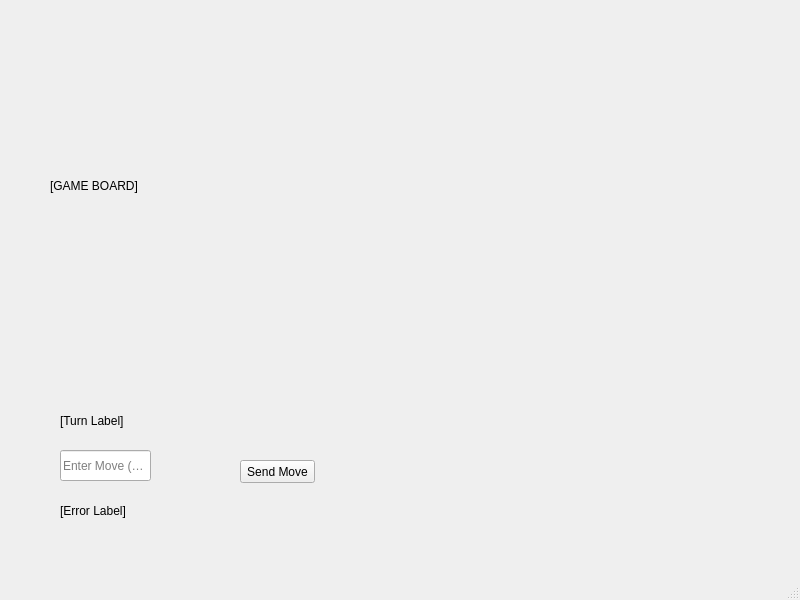
Before: the Qt Designer form Board.ui in qwet11/CS351-Game, drawn with Qt 5.
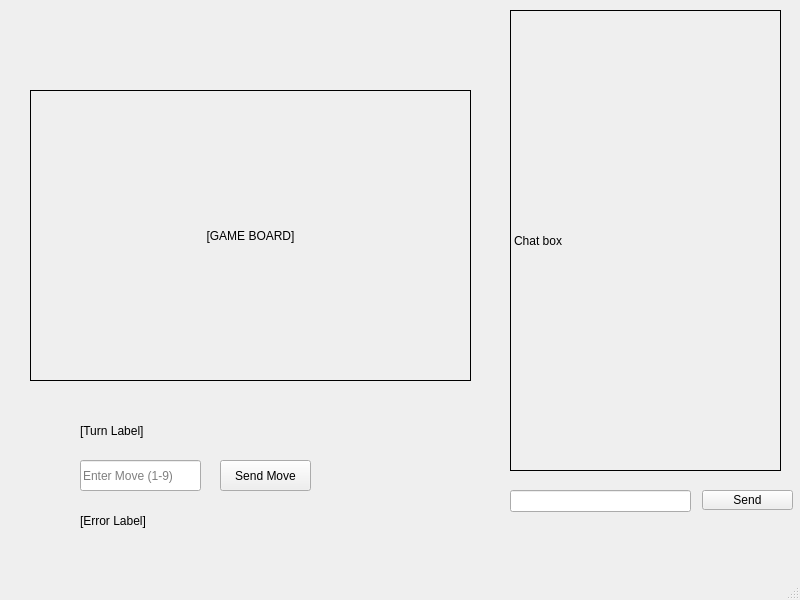
After: the same form once the commit is applied.

What changed in the file:
```diff
--- a/Board.ui
+++ b/Board.ui
@@ -13,14 +13,20 @@
   <property name="windowTitle">
    <string>MainWindow</string>
   </property>
+  <property name="toolButtonStyle">
+   <enum>Qt::ToolButtonIconOnly</enum>
+  </property>
+  <property name="tabShape">
+   <enum>QTabWidget::Rounded</enum>
+  </property>
   <widget class="QWidget" name="centralwidget">
    <widget class="QPushButton" name="send_move_bt">
     <property name="geometry">
      <rect>
-      <x>240</x>
+      <x>220</x>
       <y>460</y>
-      <width>75</width>
-      <height>23</height>
+      <width>91</width>
+      <height>31</height>
      </rect>
     </property>
     <property name="text">
@@ -30,9 +36,9 @@
    <widget class="QLineEdit" name="input_edit">
     <property name="geometry">
      <rect>
-      <x>60</x>
-      <y>450</y>
-      <width>91</width>
+      <x>80</x>
+      <y>460</y>
+      <width>121</width>
       <height>31</height>
      </rect>
     </property>
@@ -49,21 +55,30 @@
    <widget class="QLabel" name="board_lbl">
     <property name="geometry">
      <rect>
-      <x>50</x>
-      <y>40</y>
+      <x>30</x>
+      <y>90</y>
       <width>441</width>
       <height>291</height>
      </rect>
     </property>
+    <property name="layoutDirection">
+     <enum>Qt::LeftToRight</enum>
+    </property>
+    <property name="frameShape">
+     <enum>QFrame::Box</enum>
+    </property>
     <property name="text">
      <string>[GAME BOARD]</string>
     </property>
+    <property name="alignment">
+     <set>Qt::AlignCenter</set>
+    </property>
    </widget>
    <widget class="QLabel" name="error_lbl">
     <property name="geometry">
      <rect>
-      <x>60</x>
-      <y>490</y>
+      <x>80</x>
+      <y>500</y>
       <width>181</width>
       <height>41</height>
      </rect>
@@ -75,8 +90,8 @@
    <widget class="QLabel" name="turn_lbl">
     <property name="geometry">
      <rect>
-      <x>60</x>
-      <y>400</y>
+      <x>80</x>
+      <y>410</y>
       <width>181</width>
       <height>41</height>
      </rect>
@@ -85,6 +100,48 @@
      <string>[Turn Label]</string>
     </property>
    </widget>
+   <widget class="QLabel" name="chat_output_lbl">
+    <property name="geometry">
+     <rect>
+      <x>510</x>
+      <y>10</y>
+      <width>271</width>
+      <height>461</height>
+     </rect>
+    </property>
+    <property name="frameShape">
+     <enum>QFrame::Box</enum>
+    </property>
+    <property name="frameShadow">
+     <enum>QFrame::Plain</enum>
+    </property>
+    <property name="text">
+     <string>Chat box</string>
+    </property>
+   </widget>
+   <widget class="QLineEdit" name="chat_input_lbl">
+    <property name="geometry">
+     <rect>
+      <x>510</x>
+      <y>490</y>
+      <width>181</width>
+      <height>22</height>
+     </rect>
+    </property>
+   </widget>
+   <widget class="QPushButton" name="send_btn">
+    <property name="geometry">
+     <rect>
+      <x>702</x>
+      <y>490</y>
+      <width>91</width>
+      <height>20</height>
+     </rect>
+    </property>
+    <property name="text">
+     <string>Send</string>
+    </property>
+   </widget>
   </widget>
   <widget class="QMenuBar" name="menubar">
    <property name="geometry">
```
Left out of the diff: 2 changed lines with no effect on the pictures.
